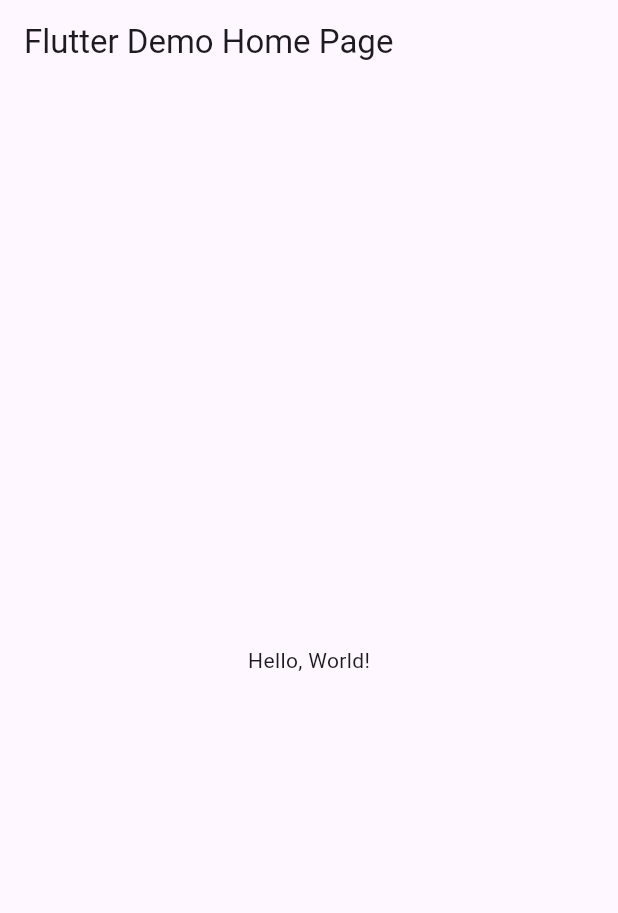
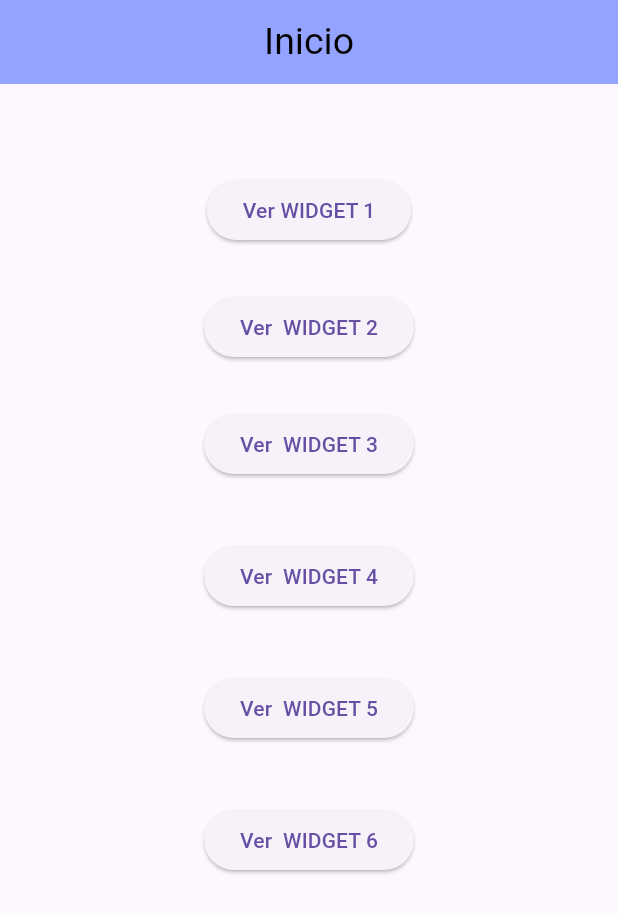
Before and after one commit to AndresRivera111/Act3_WidgetsBasicos, a Flutter app: the screen it shows after launch, on a phone screen of 412 x 824 dp. Shown: the top 913 px of the screen. Run offline on Flutter 3.47's test engine with Material 3 defaults, Android fonts, the phone set to English and light mode, and no system bars.

Commit message:
6 widgets 5 en 5

```diff
--- a/lib/main.dart
+++ b/lib/main.dart
@@ -1,43 +1,32 @@
 import 'package:flutter/material.dart';
+import 'package:rivera/pagina_siete.dart';
+import 'package:rivera/pagina_seis.dart';
+import 'package:rivera/pagina_cinco.dart';
+import 'package:rivera/pagina_cuatro.dart';
+import 'package:rivera/pagina_uno.dart';
+import 'package:rivera/pagina_dos.dart';
+import 'package:rivera/pagina_tres.dart';
 
-void main() => runApp(MyApp());
+void main() => runApp(MyRoutesApp());
 
-class MyApp extends StatelessWidget {
-  const MyApp({super.key});
-  // This widget is the root of your application.
+class MyRoutesApp extends StatelessWidget {
+  const MyRoutesApp({Key? key}) : super(key: key);
+
   @override
   Widget build(BuildContext context) {
     return MaterialApp(
-      // Application name
-      title: 'Flutter Hello World',
-      // Application theme data, you can set the colors for the application as
-      // you want
-      theme: ThemeData(
-        // useMaterial3: false,
-        primarySwatch: Colors.blue,
-      ),
-      // A widget which will be started on application startup
-      home: MyHomePage(title: 'Flutter Demo Home Page'),
+      debugShowCheckedModeBanner: false,
+      title: 'Entre paginas routes',
+      initialRoute: '/',
+      routes: {
+        '/': (context) => const PantallaUno(),
+        '/Pantalla Dos': (context) => const PantallaDos(),
+        '/Pantalla Tres': (context) => const PantallaTres(),
+        '/Pantalla Cuatro': (context) => const PantallaCuatro(),
+        '/Pantalla Cinco': (context) => const PantallaCinco(),
+        '/Pantalla Seis': (context) => const PantallaSeis(),
+        '/Pantalla Siete': (context) => const PantallaSiete(),
+      },
     );
   }
 }
-
-class MyHomePage extends StatelessWidget {
-  final String title;
-  const MyHomePage({super.key, required this.title});
-
-  @override
-  Widget build(BuildContext context) {
-    return Scaffold(
-      appBar: AppBar(
-        // The title text which will be shown on the action bar
-        title: Text(title),
-      ),
-      body: Center(
-        child: Text(
-          'Hello, World!',
-        ),
-      ),
-    );
-  }
-}
--- /dev/null
+++ b/lib/pagina_uno.dart
@@ -0,0 +1,86 @@
+import 'package:flutter/material.dart';
+
+class PantallaUno extends StatelessWidget {
+  const PantallaUno({Key? key}) : super(key: key);
+
+  @override
+  Widget build(BuildContext context) {
+    return Scaffold(
+      appBar: AppBar(
+        title: const Text(
+          'Inicio',
+          style: TextStyle(
+            color: Color(0xff000000),
+            fontSize: 25.0,
+          ),
+        ),
+        centerTitle: true,
+        backgroundColor: Color(0xff94a3ff),
+      ),
+      body: Column(
+        children: [
+          SizedBox(
+            height: 60,
+          ),
+          Center(
+            child: ElevatedButton(
+                onPressed: () {
+                  Navigator.pushNamed(context, '/Pantalla Dos');
+                },
+                child: const Text('Ver WIDGET 1')),
+          ),
+          SizedBox(
+            height: 30,
+          ),
+          Center(
+            child: ElevatedButton(
+                onPressed: () {
+                  Navigator.pushNamed(context, '/Pantalla Tres');
+                },
+                child: const Text('Ver  WIDGET 2')),
+          ),
+          SizedBox(
+            height: 30,
+          ),
+          Center(
+            child: ElevatedButton(
+                onPressed: () {
+                  Navigator.pushNamed(context, '/Pantalla Cuatro');
+                },
+                child: const Text('Ver  WIDGET 3')),
+          ),
+          SizedBox(
+            height: 40,
+          ),
+          Center(
+            child: ElevatedButton(
+                onPressed: () {
+                  Navigator.pushNamed(context, '/Pantalla Cinco');
+                },
+                child: const Text('Ver  WIDGET 4')),
+          ),
+          SizedBox(
+            height: 40,
+          ),
+          Center(
+            child: ElevatedButton(
+                onPressed: () {
+                  Navigator.pushNamed(context, '/Pantalla Seis');
+                },
+                child: const Text('Ver  WIDGET 5')),
+          ),
+          SizedBox(
+            height: 40,
+          ),
+          Center(
+            child: ElevatedButton(
+                onPressed: () {
+                  Navigator.pushNamed(context, '/Pantalla Siete');
+                },
+                child: const Text('Ver  WIDGET 6')),
+          ),
+        ],
+      ),
+    );
+  }
+}
```
Also changed, not shown: lib/pagina_cinco.dart (added, +60 -0 lines), lib/pagina_cuatro.dart (added, +65 -0 lines), lib/pagina_dos.dart (added, +52 -0 lines), lib/pagina_seis.dart (added, +91 -0 lines), lib/pagina_siete.dart (added, +57 -0 lines), lib/pagina_tres.dart (added, +68 -0 lines).
